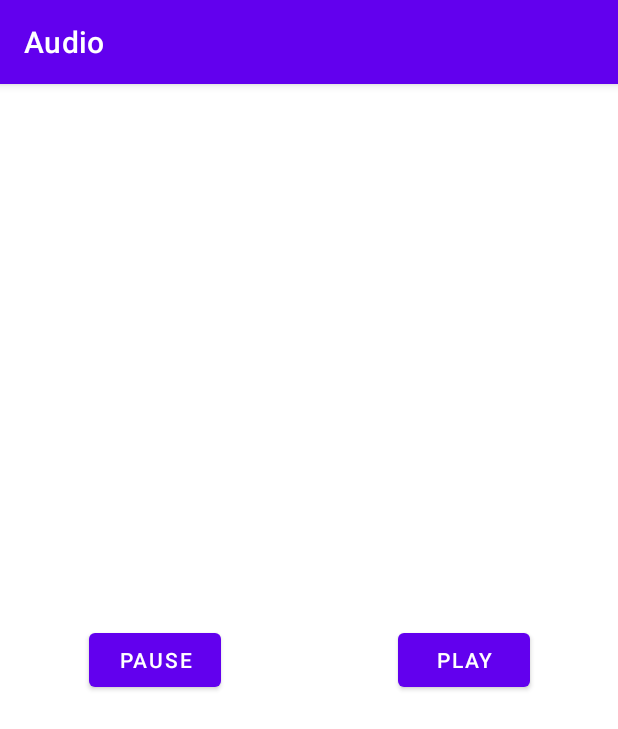
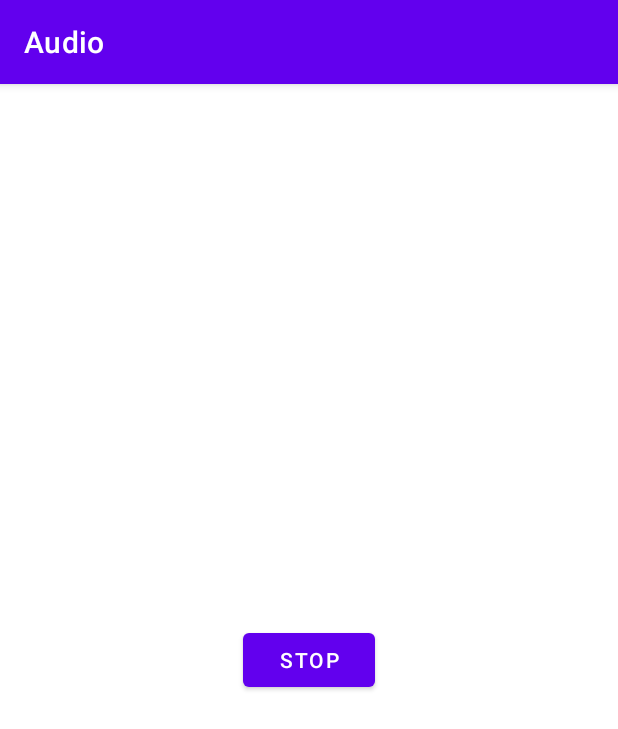
Before and after one commit to Bohdan1928/Audio, an Android app: the screen it shows after launch (MainActivity), after a tap on "PLAY", on a phone screen of 412 x 824 dp. Shown: the top 729 px of the screen. Run offline under Robolectric (Android 15) with nearby library versions, the phone set to English and light mode, and no system bars.

Commit message:
one button

```diff
--- a/app/src/main/java/com/example/audio/MainActivity.java
+++ b/app/src/main/java/com/example/audio/MainActivity.java
@@ -6,24 +6,33 @@ import android.media.MediaParser;
 import android.media.MediaPlayer;
 import android.os.Bundle;
 import android.view.View;
+import android.widget.Button;
 import android.widget.MediaController;
 
 public class MainActivity extends AppCompatActivity {
 
     MediaPlayer mediaPlayer;
+    Button button;
+    private boolean flag = false;
+
     @Override
     protected void onCreate(Bundle savedInstanceState) {
         super.onCreate(savedInstanceState);
         setContentView(R.layout.activity_main);
 
         mediaPlayer = MediaPlayer.create(getApplicationContext(), R.raw.stuff);
+        button = findViewById(R.id.button);
     }
 
-    public void pause(View view) {
-        mediaPlayer.pause();
-    }
+    public void change(View view) {
+        if (flag) {
+            mediaPlayer.pause();
+            button.setText("PLAY");
+        } else {
+            mediaPlayer.start();
+            button.setText("STOP");
 
-    public void resume(View view) {
-        mediaPlayer.start();
+        }
+        flag = !flag;
     }
 }
--- a/app/src/main/res/layout/activity_main.xml
+++ b/app/src/main/res/layout/activity_main.xml
@@ -6,31 +6,15 @@
     android:layout_height="match_parent"
     tools:context=".MainActivity">
 
-    <androidx.constraintlayout.widget.Guideline
-        android:id="@+id/guide_line"
+    <Button
+        android:id="@+id/button"
         android:layout_width="wrap_content"
         android:layout_height="wrap_content"
-        android:orientation="vertical"
-        app:layout_constraintGuide_percent="0.5" />
-
-    <Button
-        android:layout_width="wrap_content"
-        android:layout_height="wrap_content"
-        android:onClick="pause"
-        android:text="PAUSE"
-        app:layout_constraintBottom_toBottomOf="parent"
-        app:layout_constraintEnd_toStartOf="@+id/guide_line"
-        app:layout_constraintStart_toStartOf="parent"
-        app:layout_constraintTop_toTopOf="parent" />
-
-    <Button
-        android:layout_width="wrap_content"
-        android:layout_height="wrap_content"
-        android:onClick="resume"
+        android:onClick="change"
         android:text="PLAY"
         app:layout_constraintBottom_toBottomOf="parent"
-        app:layout_constraintStart_toEndOf="@+id/guide_line"
         app:layout_constraintEnd_toEndOf="parent"
+        app:layout_constraintStart_toStartOf="parent"
         app:layout_constraintTop_toTopOf="parent" />
 
 
```
